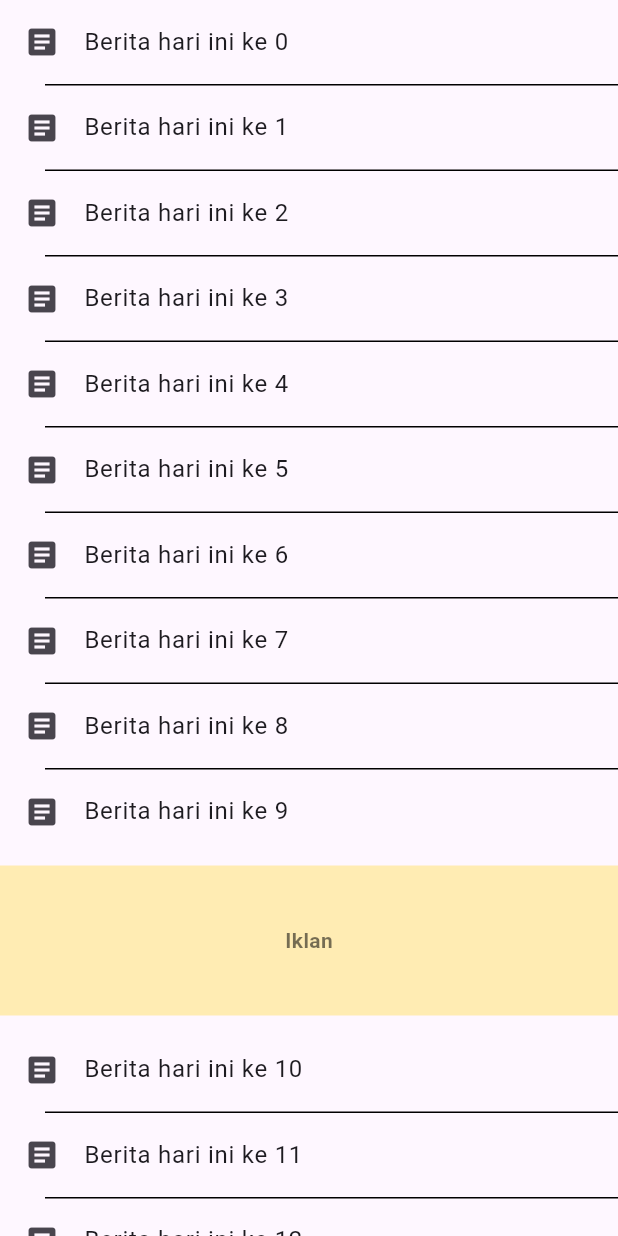
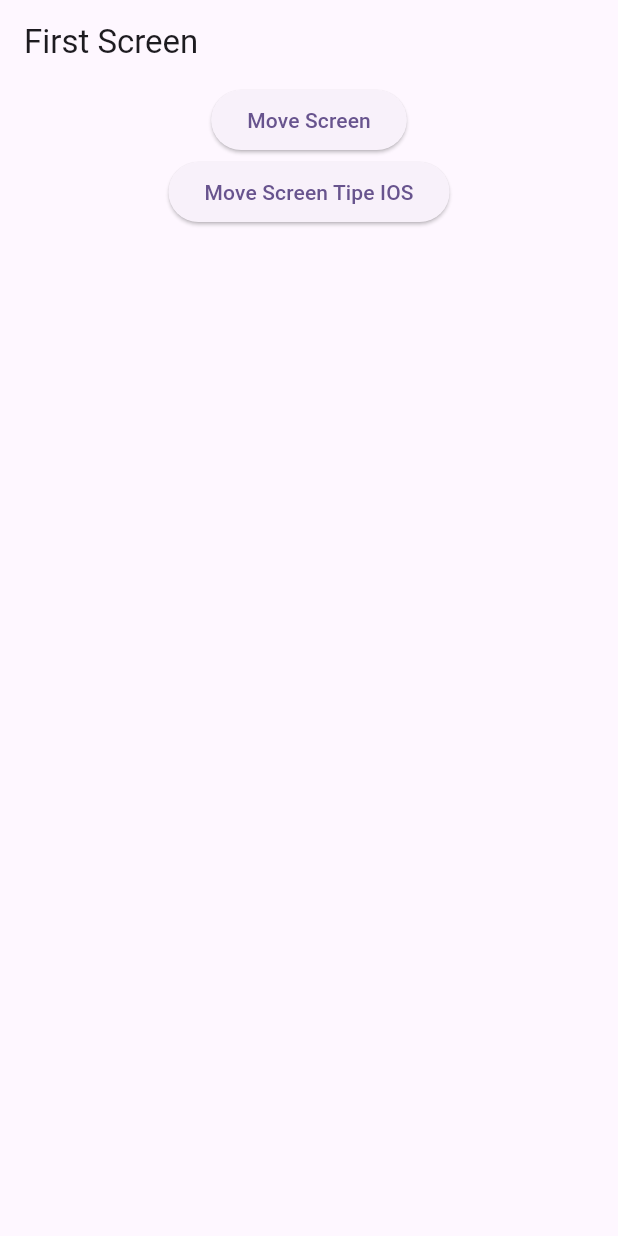
Before and after one commit to edwardedo03/Flutter-Learning, a Flutter app: the screen it shows after launch, on a phone screen of 412 x 824 dp. Run offline on Flutter 3.47's test engine with Material 3 defaults, Android fonts, the phone set to English and light mode, and no system bars; our stand-ins replace google_fonts; Roboto replaces fonts that are missing (Alike).

Commit message:
learn navigator

```diff
--- a/lib/main.dart
+++ b/lib/main.dart
@@ -1,6 +1,7 @@
 import 'package:flutter/material.dart';
 import 'package:google_fonts/google_fonts.dart';
 import 'package:first_app/other_view/list_view.dart';
+import 'package:first_app/other_view/navigator.dart';
 
 void main() {
   runApp(const MyApp());
@@ -24,7 +25,7 @@ class MyApp extends StatelessWidget {
       //     // child: Heading(text: "Hello World!"),
       //     child: BiggerText(text: "Hello World!"),
       // home: const FirstScreen(),
-      home: const ContohListViewSeparated(),
+      home: const ContohNavigatorPush(),
     );
   }
 }
--- /dev/null
+++ b/lib/other_view/navigator.dart
@@ -0,0 +1,77 @@
+import 'package:flutter/cupertino.dart';
+import 'package:flutter/material.dart';
+
+// Context (identitas/posisi widget) dan Route (peta jalan (path))
+
+class ContohNavigatorPush extends StatelessWidget {
+  const ContohNavigatorPush({super.key});
+
+  final String messageFirstScreen = 'Hello from First Screen';
+
+  @override
+  Widget build(BuildContext context) {
+    return Scaffold(
+      appBar: AppBar(title: const Text('First Screen')),
+      body: Center(
+        child: Column(
+          children: [
+            ElevatedButton(
+              onPressed: () {
+                Navigator.push(
+                  context,
+                  MaterialPageRoute(
+                    builder: (context) {
+                      return SecondScreen(message: messageFirstScreen); // kirim pesan ke second screen
+                    },
+                  ),
+                );
+              },
+              child: const Text("Move Screen"),
+            ),
+            ElevatedButton(
+              onPressed: () {
+                Navigator.push(
+                  context,
+                  CupertinoPageRoute(
+                    // ini khas/tipe IOS
+                    builder: (context) {
+                      return SecondScreen(message: messageFirstScreen);
+                    },
+                  ),
+                );
+              },
+              child: const Text("Move Screen Tipe IOS"),
+            ),
+          ],
+        ),
+      ),
+    );
+  }
+}
+
+class SecondScreen extends StatelessWidget {
+  final String message;
+
+  const SecondScreen({super.key, required this.message}); // nerima message/data dari first screen
+
+  @override
+  Widget build(BuildContext context) {
+    return Scaffold(
+      appBar: AppBar(title: const Text('Second Screen')),
+      body: Center(
+        child: Column(
+          spacing: 8,
+          children: [
+            Text(message),
+            ElevatedButton(
+              onPressed: () {
+                Navigator.pop(context);
+              },
+              child: const Text("Back"),
+            ),
+          ],
+        ),
+      ),
+    );
+  }
+}
```
